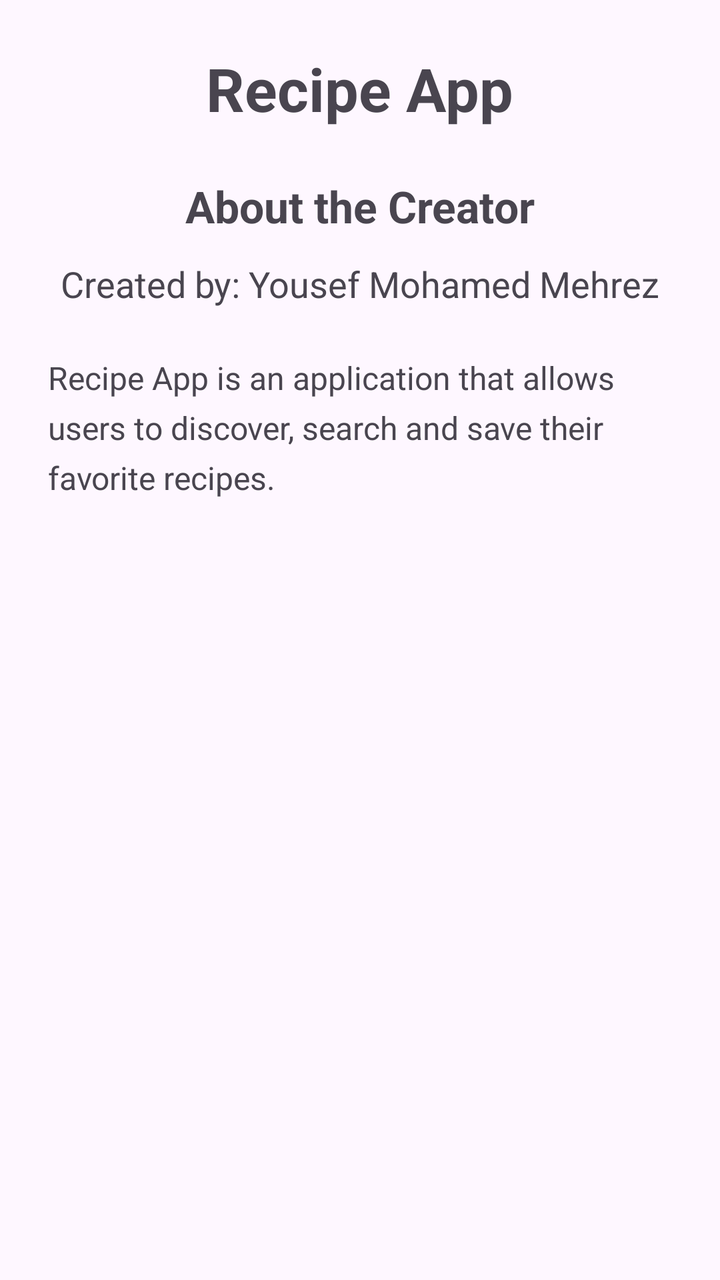
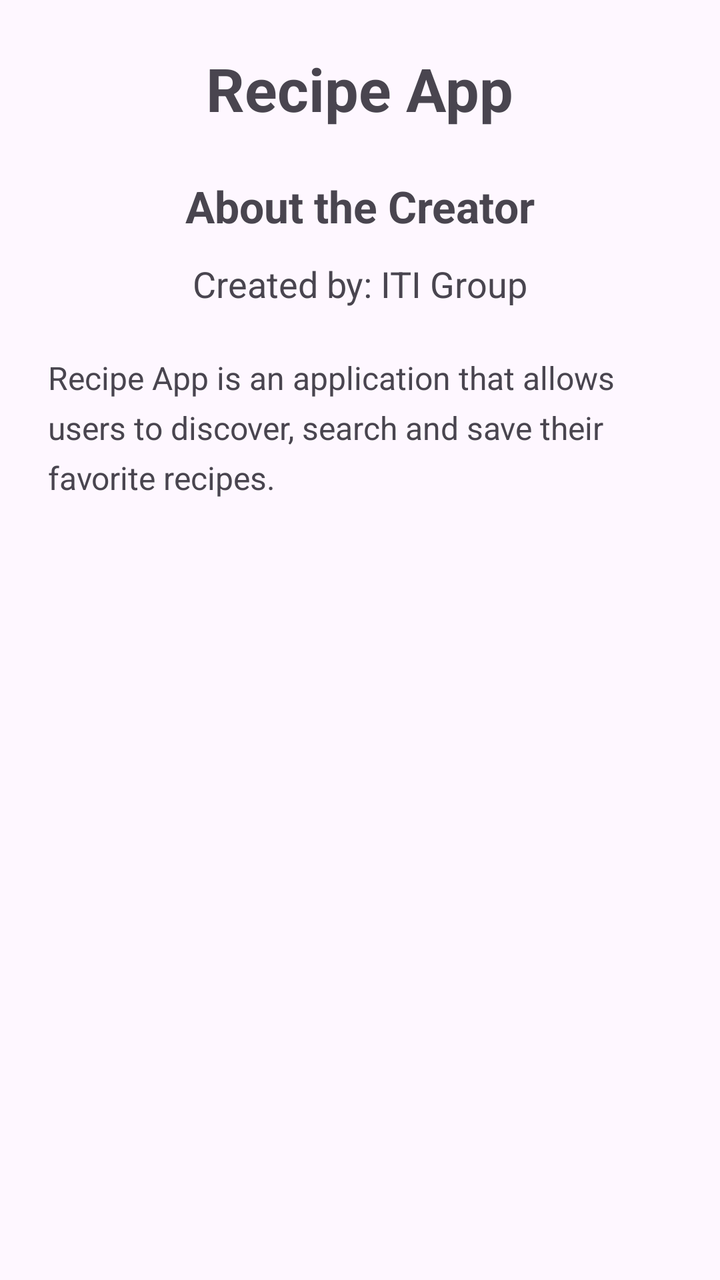

Two renders of the same Android screen: before a commit and after it. Below are the layout's source before the change and the commit's diff.
<!-- AndroidManifest.xml: application theme Theme.FinalProject -->
<!-- res/layout/fragment_about.xml -->
<?xml version="1.0" encoding="utf-8"?>
<ScrollView
    xmlns:android="http://schemas.android.com/apk/res/android"
    android:layout_width="match_parent"
    android:layout_height="match_parent">

    <LinearLayout
        android:layout_width="match_parent"
        android:layout_height="wrap_content"
        android:orientation="vertical"
        android:padding="24dp"
        android:gravity="center_horizontal">

        <TextView
            android:layout_width="wrap_content"
            android:layout_height="wrap_content"
            android:text="Recipe App"
            android:textSize="30sp"
            android:textStyle="bold"/>

        <TextView
            android:layout_width="wrap_content"
            android:layout_height="wrap_content"
            android:layout_marginTop="24dp"
            android:text="About the Creator"
            android:textSize="22sp"
            android:textStyle="bold"/>

        <TextView
            android:id="@+id/creatorNameText"
            android:layout_width="wrap_content"
            android:layout_height="wrap_content"
            android:layout_marginTop="12dp"
            android:text="Created by: Yousef Mohamed Mehrez"
            android:textSize="18sp"/>

        <TextView
            android:id="@+id/aboutAppText"
            android:layout_width="match_parent"
            android:layout_height="wrap_content"
            android:layout_marginTop="24dp"
            android:text="Recipe App is an application that allows users to discover, search and save their favorite recipes."
            android:textSize="16sp"
            android:lineSpacingExtra="6dp"/>

    </LinearLayout>

</ScrollView>
<!-- resources referenced by this layout -->
<resources>
  <style name="Theme.FinalProject" parent="Base.Theme.FinalProject" />
  <style name="Base.Theme.FinalProject" parent="Theme.Material3.DayNight.NoActionBar">
          
          
      </style>
</resources>

<!-- the commit's change to res/layout/fragment_about.xml (unified diff, before → after) -->
@@ -31,7 +31,7 @@
             android:layout_width="wrap_content"
             android:layout_height="wrap_content"
             android:layout_marginTop="12dp"
-            android:text="Created by: Yousef Mohamed Mehrez"
+            android:text="Created by: ITI Group"
             android:textSize="18sp"/>
 
         <TextView
